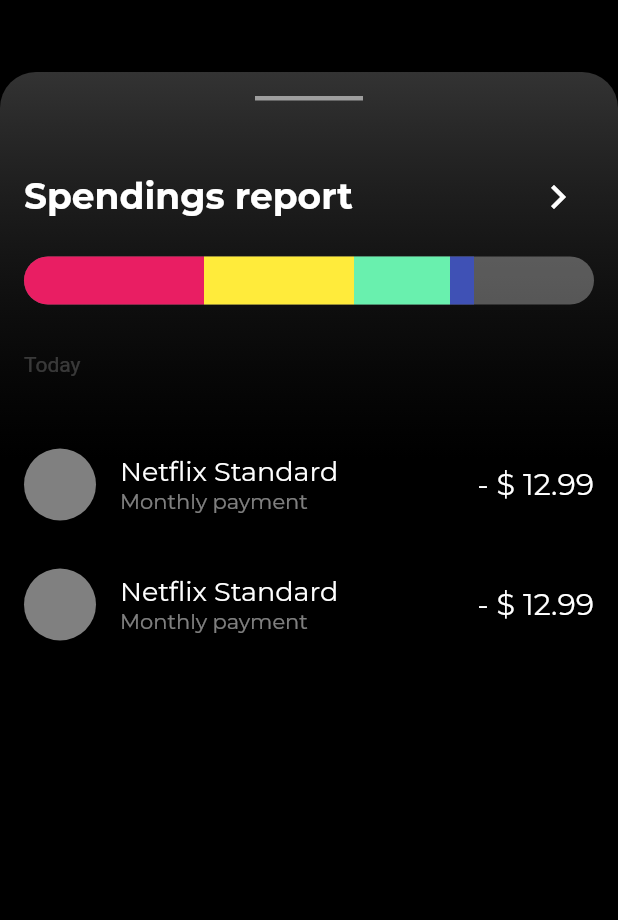
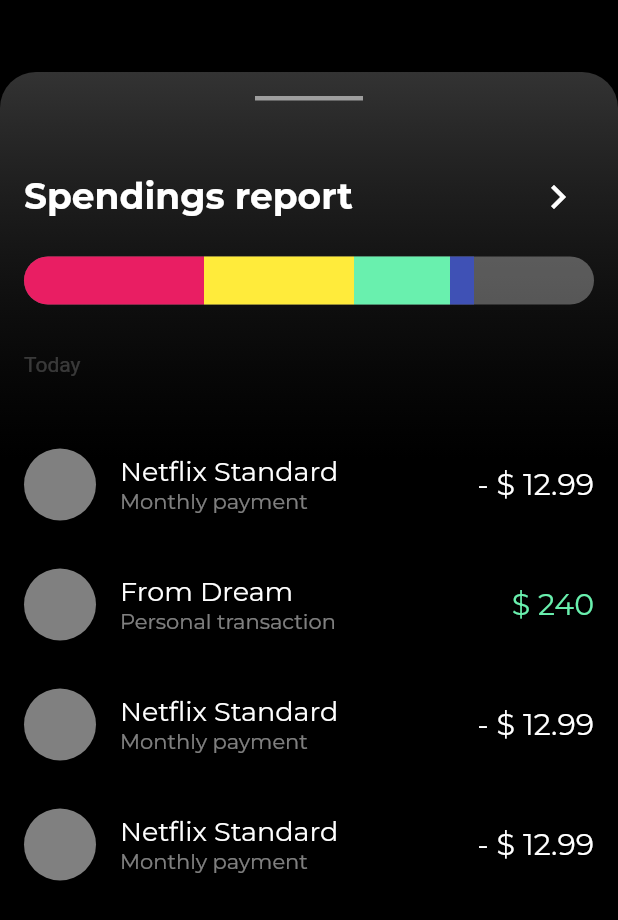
Before and after one commit to JAICHANGPARK/flutter_notebook_8th_story, a Flutter app: the screen it shows after launch, on a phone screen of 412 x 824 dp. Shown: the top 920 px of the screen. Run offline on Flutter 3.47's test engine with Material 2 defaults, Android fonts, the phone set to English and light mode, and no system bars; our stand-ins replace badges, flutter_hooks, google_fonts, hooks_riverpod, state_notifier.

Commit message:
Update bank_main_page.dart

```diff
--- a/lib/ep594_banking_app/bank_main_page.dart
+++ b/lib/ep594_banking_app/bank_main_page.dart
@@ -147,7 +147,78 @@ class _BankMainPageState extends State<BankMainPage> {
                             ],
                           ),
                         ),
-
+                        Padding(
+                          padding: const EdgeInsets.symmetric(vertical: 16),
+                          child: Row(
+                            children: [
+                              CircleAvatar(
+                                radius: 24,
+                                backgroundColor: Colors.white.withOpacity(0.5),
+                              ),
+                              Padding(
+                                padding: const EdgeInsets.only(left: 16),
+                                child: Column(
+                                  mainAxisAlignment: MainAxisAlignment.center,
+                                  crossAxisAlignment: CrossAxisAlignment.start,
+                                  children: [
+                                    Text(
+                                      "From Dream",
+                                      style: GoogleFonts.montserrat(
+                                        color: Colors.white,
+                                        fontSize: 18,
+                                      ),
+                                    ),
+                                    Text(
+                                      "Personal transaction",
+                                      style: GoogleFonts.montserrat(color: Colors.white.withOpacity(.5)),
+                                    )
+                                  ],
+                                ),
+                              ),
+                              Spacer(),
+                              Text(
+                                "\$ 240",
+                                style: GoogleFonts.montserrat(color: Colors.greenAccent, fontSize: 20),
+                              )
+                            ],
+                          ),
+                        ),
+                        Padding(
+                          padding: const EdgeInsets.symmetric(vertical: 16),
+                          child: Row(
+                            children: [
+                              CircleAvatar(
+                                radius: 24,
+                                backgroundColor: Colors.white.withOpacity(0.5),
+                              ),
+                              Padding(
+                                padding: const EdgeInsets.only(left: 16),
+                                child: Column(
+                                  mainAxisAlignment: MainAxisAlignment.center,
+                                  crossAxisAlignment: CrossAxisAlignment.start,
+                                  children: [
+                                    Text(
+                                      "Netflix Standard",
+                                      style: GoogleFonts.montserrat(
+                                        color: Colors.white,
+                                        fontSize: 18,
+                                      ),
+                                    ),
+                                    Text(
+                                      "Monthly payment",
+                                      style: GoogleFonts.montserrat(color: Colors.white.withOpacity(.5)),
+                                    )
+                                  ],
+                                ),
+                              ),
+                              Spacer(),
+                              Text(
+                                "- \$ 12.99",
+                                style: GoogleFonts.montserrat(color: Colors.white, fontSize: 20),
+                              )
+                            ],
+                          ),
+                        ),
                         Padding(
                           padding: const EdgeInsets.symmetric(vertical: 16),
                           child: Row(
```
